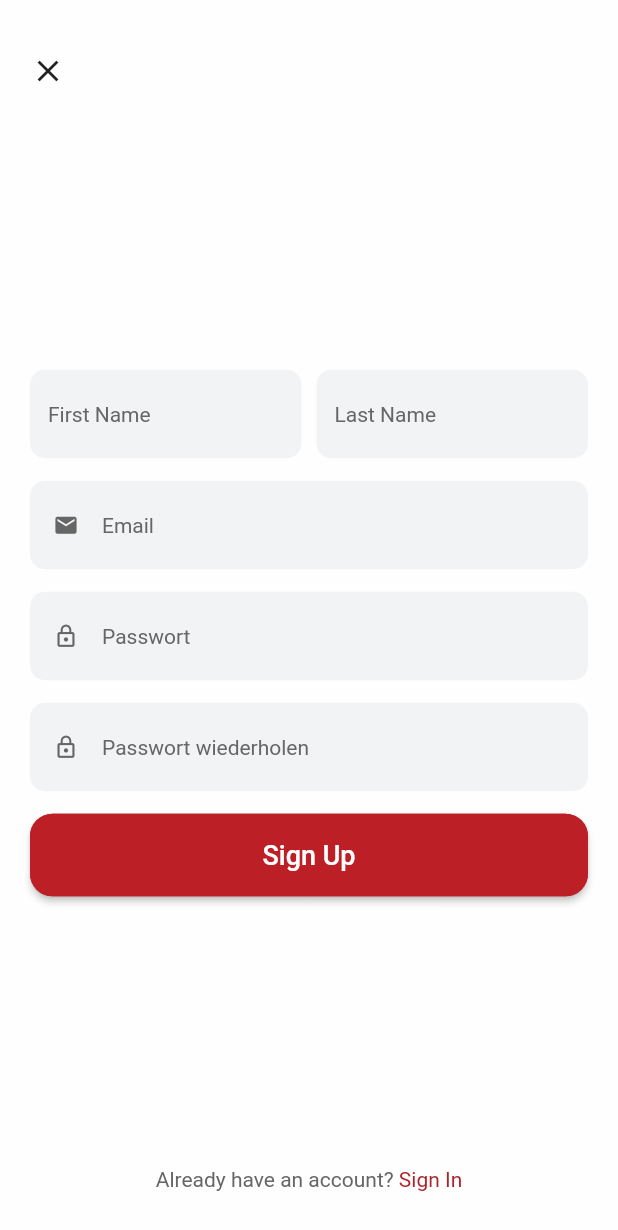
After one commit to leandromarini99/tipple, a Flutter app: the AppSignUp screen opened directly, on a phone screen of 412 x 824 dp. The commit adds this screen. Shown: the top 1230 px of the screen. Run offline on Flutter 3.47's test engine with Material 2 defaults, Android fonts, the phone set to English and light mode, and no system bars; Roboto replaces fonts that are missing (Poppins-Medium.ttf, Roboto-Light.ttf).

Commit message:
add: registration
Registrierung wurde erfolgreich eingefüht und getestet - feinheiten müssen mit Frontend besprochen werden, bzgl. der Daten

```diff
--- /dev/null
+++ b/lib/registry/app-signUp.dart
@@ -0,0 +1,283 @@
+import 'package:flutter/material.dart';
+import 'app-signIn.dart';
+import 'package:tipple_app/registry/registry-service.dart';
+
+class AppSignUp extends StatelessWidget {
+  TextEditingController firstNameController = new TextEditingController();
+  TextEditingController lastNameController = new TextEditingController();
+  TextEditingController emailController = new TextEditingController();
+  TextEditingController passwordController = new TextEditingController();
+  TextEditingController repeatPassworController = new TextEditingController();
+
+  @override
+  Widget build(BuildContext context) {
+    String defaultFontFamily = 'Roboto-Light.ttf';
+    double defaultFontSize = 14;
+    double defaultIconSize = 17;
+
+    return Scaffold(
+      body: Container(
+        padding: EdgeInsets.only(left: 20, right: 20, top: 35, bottom: 30),
+        width: double.infinity,
+        height: double.infinity,
+        color: Colors.white70,
+        child: Column(
+          children: <Widget>[
+            Flexible(
+              flex: 1,
+              child: InkWell(
+                child: Container(
+                  child: Align(
+                    alignment: Alignment.topLeft,
+                    child: Icon(Icons.close),
+                  ),
+                ),
+                onTap: () {
+                  Navigator.pop(context);
+                },
+              ),
+            ),
+            Flexible(
+              flex: 5,
+              child: Column(
+                mainAxisAlignment: MainAxisAlignment.center,
+                children: <Widget>[
+                  Container(
+                    width: 130,
+                    height: 10,
+                    alignment: Alignment.center,
+                  ),
+                  SizedBox(
+                    height: 15,
+                  ),
+                  Row(
+                    children: <Widget>[
+                      Flexible(
+                        flex: 1,
+                        child: TextField(
+                          controller: firstNameController,
+                          showCursor: true,
+                          decoration: InputDecoration(
+                            border: OutlineInputBorder(
+                              borderRadius:
+                                  BorderRadius.all(Radius.circular(10.0)),
+                              borderSide: BorderSide(
+                                width: 0,
+                                style: BorderStyle.none,
+                              ),
+                            ),
+                            filled: true,
+                            fillColor: Color(0xFFF2F3F5),
+                            hintStyle: TextStyle(
+                              color: Color(0xFF666666),
+                              fontFamily: defaultFontFamily,
+                              fontSize: defaultFontSize,
+                            ),
+                            hintText: "First Name",
+                          ),
+                        ),
+                      ),
+                      SizedBox(
+                        width: 10,
+                      ),
+                      Flexible(
+                        flex: 1,
+                        child: TextField(
+                          controller: lastNameController,
+                          showCursor: true,
+                          decoration: InputDecoration(
+                            border: OutlineInputBorder(
+                              borderRadius:
+                                  BorderRadius.all(Radius.circular(10.0)),
+                              borderSide: BorderSide(
+                                width: 0,
+                                style: BorderStyle.none,
+                              ),
+                            ),
+                            filled: true,
+                            fillColor: Color(0xFFF2F3F5),
+                            hintStyle: TextStyle(
+                              color: Color(0xFF666666),
+                              fontFamily: defaultFontFamily,
+                              fontSize: defaultFontSize,
+                            ),
+                            hintText: "Last Name",
+                          ),
+                        ),
+                      ),
+                    ],
+                  ),
+                  SizedBox(
+                    height: 15,
+                  ),
+                  TextField(
+                    controller: emailController,
+                    showCursor: true,
+                    decoration: InputDecoration(
+                      border: OutlineInputBorder(
+                        borderRadius: BorderRadius.all(Radius.circular(10.0)),
+                        borderSide: BorderSide(
+                          width: 0,
+                          style: BorderStyle.none,
+                        ),
+                      ),
+                      filled: true,
+                      prefixIcon: Icon(
+                        Icons.email,
+                        color: Color(0xFF666666),
+                        size: defaultIconSize,
+                      ),
+                      fillColor: Color(0xFFF2F3F5),
+                      hintStyle: TextStyle(
+                          color: Color(0xFF666666),
+                          fontFamily: defaultFontFamily,
+                          fontSize: defaultFontSize),
+                      hintText: "Email",
+                    ),
+                  ),
+                  SizedBox(
+                    height: 15,
+                  ),
+                  TextField(
+                    controller: passwordController,
+                    showCursor: true,
+                    decoration: InputDecoration(
+                      border: OutlineInputBorder(
+                        borderRadius: BorderRadius.all(Radius.circular(10.0)),
+                        borderSide: BorderSide(
+                          width: 0,
+                          style: BorderStyle.none,
+                        ),
+                      ),
+                      filled: true,
+                      prefixIcon: Icon(
+                        Icons.lock_outline,
+                        color: Color(0xFF666666),
+                        size: defaultIconSize,
+                      ),
+                      fillColor: Color(0xFFF2F3F5),
+                      hintStyle: TextStyle(
+                        color: Color(0xFF666666),
+                        fontFamily: defaultFontFamily,
+                        fontSize: defaultFontSize,
+                      ),
+                      hintText: "Passwort",
+                    ),
+                  ),
+                  SizedBox(
+                    height: 15,
+                  ),
+                  TextField(
+                    controller: repeatPassworController,
+                    showCursor: true,
+                    decoration: InputDecoration(
+                      border: OutlineInputBorder(
+                        borderRadius: BorderRadius.all(Radius.circular(10.0)),
+                        borderSide: BorderSide(
+                          width: 0,
+                          style: BorderStyle.none,
+                        ),
+                      ),
+                      filled: true,
+                      prefixIcon: Icon(
+                        Icons.lock_outline,
+                        color: Color(0xFF666666),
+                        size: defaultIconSize,
+                      ),
+                      fillColor: Color(0xFFF2F3F5),
+                      hintStyle: TextStyle(
+                        color: Color(0xFF666666),
+                        fontFamily: defaultFontFamily,
+                        fontSize: defaultFontSize,
+                      ),
+                      hintText: "Passwort wiederholen",
+                    ),
+                  ),
+                  SizedBox(
+                    height: 15,
+                  ),
+                  Container(
+                    width: double.infinity,
+                    child: RaisedButton(
+                      padding: EdgeInsets.all(17.0),
+                      onPressed: () {
+                        signUp();
+                      },
+                      child: Text(
+                        "Sign Up",
+                        style: TextStyle(
+                          color: Colors.white,
+                          fontSize: 18,
+                          fontFamily: 'Poppins-Medium.ttf',
+                        ),
+                        textAlign: TextAlign.center,
+                      ),
+                      color: Color(0xFFBC1F26),
+                      shape: RoundedRectangleBorder(
+                          borderRadius: new BorderRadius.circular(15.0),
+                          side: BorderSide(color: Color(0xFFBC1F26))),
+                    ),
+                    decoration: BoxDecoration(
+                        shape: BoxShape.circle, color: Color(0xFFF2F3F7)),
+                  ),
+                  SizedBox(
+                    height: 10,
+                  ),
+                ],
+              ),
+            ),
+            Flexible(
+              flex: 1,
+              child: Align(
+                alignment: Alignment.bottomCenter,
+                child: Row(
+                  crossAxisAlignment: CrossAxisAlignment.center,
+                  mainAxisAlignment: MainAxisAlignment.center,
+                  children: <Widget>[
+                    Container(
+                      child: Text(
+                        "Already have an account? ",
+                        style: TextStyle(
+                          color: Color(0xFF666666),
+                          fontFamily: defaultFontFamily,
+                          fontSize: defaultFontSize,
+                          fontStyle: FontStyle.normal,
+                        ),
+                      ),
+                    ),
+                    InkWell(
+                      onTap: () {
+                        Navigator.push(
+                          context,
+                          MaterialPageRoute(builder: (context) => AppSignIn()),
+                        );
+                      },
+                      child: Container(
+                        child: Text(
+                          "Sign In",
+                          style: TextStyle(
+                            color: Color(0xFFAC252B),
+                            fontFamily: defaultFontFamily,
+                            fontSize: defaultFontSize,
+                            fontStyle: FontStyle.normal,
+                          ),
+                        ),
+                      ),
+                    ),
+                  ],
+                ),
+              ),
+            )
+          ],
+        ),
+      ),
+    );
+  }
+
+  signUp() {
+    if (passwordController.text == repeatPassworController.text) {
+      postUserToJson(firstNameController.text, lastNameController.text, '',
+          emailController.text, passwordController.text, '', 0, '', '');
+    }
+  }
+}
--- a/lib/registry/registry-main.dart
+++ b/lib/registry/registry-main.dart
@@ -1,4 +1,4 @@
-import 'registry-page.dart';
+import 'app-signUp.dart';
 import 'package:flutter/material.dart';
 import 'registry-service.dart';
 import 'registry.dart';
@@ -32,7 +32,7 @@ class _MyAppState extends State<MyApp> {
         primarySwatch: Colors.blue,
         visualDensity: VisualDensity.adaptivePlatformDensity,
       ),
-      home: RegistryPage(title: "Registry Page", registry: futureData),
+      home: AppSignUp(),
     );
   }
 }
--- a/lib/registry/registry-service.dart
+++ b/lib/registry/registry-service.dart
@@ -9,8 +9,6 @@ Future<List<Registry>> fetchRegistry() async {
   if (response.statusCode == 200) {
     var responseJson = json.decode(response.body);
     updateUserToJson('ca4333c9-be9b-4f31-81e3-7b073494707f');
-    /* postUserToJson('Mohamed', 'Omar', 'M', 'mo.omar@gmail.com', 'omar123',
-        'Hamburg', 22303, 'Steindamm', '5'); */
     return (responseJson as List)
         .map((user) => Registry.fromJson(user))
         .toList();
```
Also changed, not shown: lib/registry/app-signIn.dart (added, +203 -0 lines), lib/registry/registry-page.dart (deleted, +0 -141 lines).
